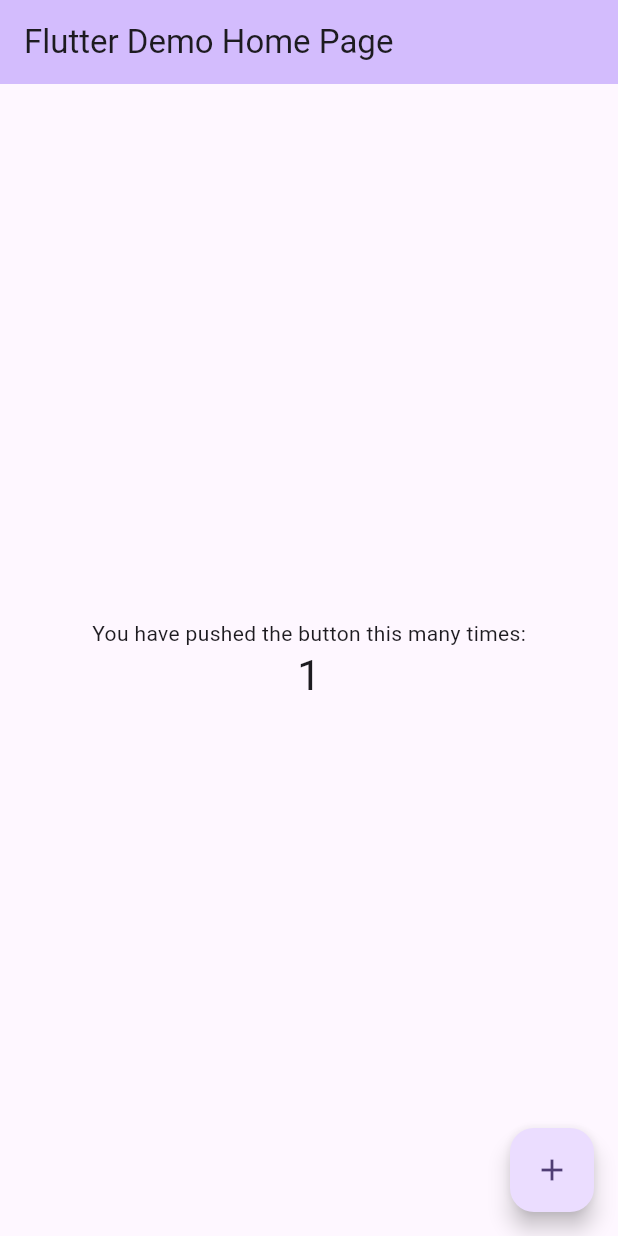
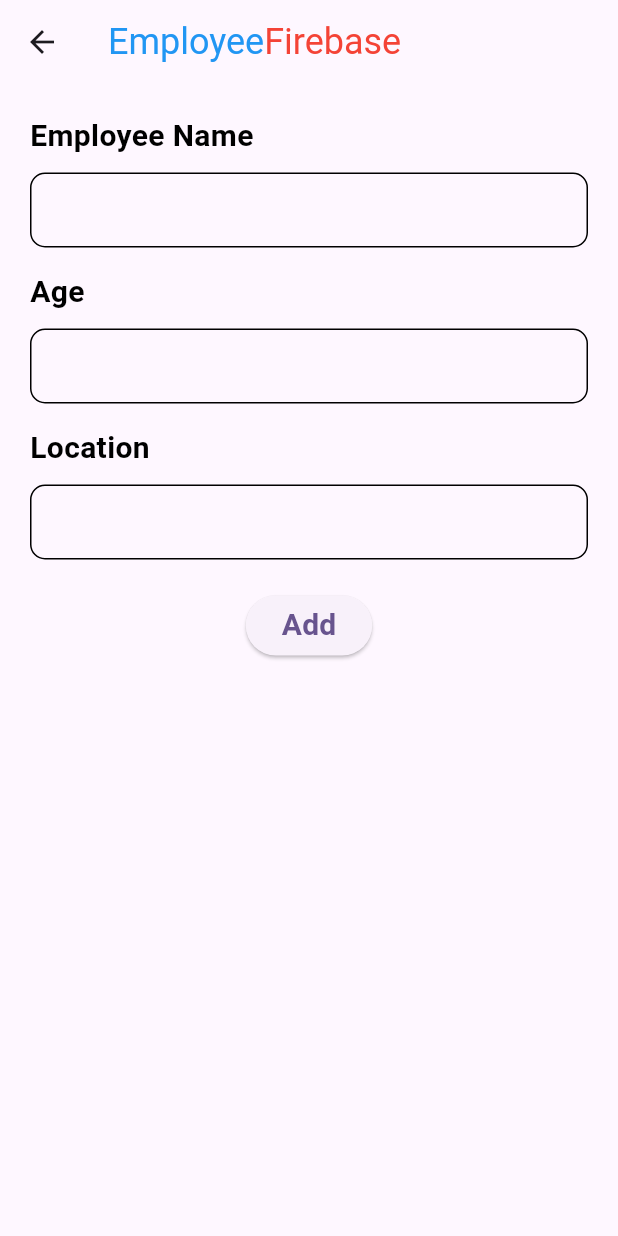
Before and after one commit to chamodlw/flutter_firebase_crud, a Flutter app: the screen it shows after launch, after a tap on the "add" icon, on a phone screen of 412 x 824 dp. Run offline on Flutter 3.47's test engine with Material 3 defaults, Android fonts, the phone set to English and light mode, and no system bars; our stand-ins replace cloud_firestore; accounts and stored records are empty.

Commit message:
develop2 first

```diff
--- a/lib/main.dart
+++ b/lib/main.dart
@@ -1,3 +1,4 @@
+import 'package:crud/pages/home.dart';
 import 'package:flutter/material.dart';
 
 void main() {
@@ -31,7 +32,7 @@ class MyApp extends StatelessWidget {
         colorScheme: ColorScheme.fromSeed(seedColor: Colors.deepPurple),
         useMaterial3: true,
       ),
-      home: const MyHomePage(title: 'Flutter Demo Home Page'),
+      home: Home()
     );
   }
 }
--- /dev/null
+++ b/lib/pages/employee.dart
@@ -0,0 +1,96 @@
+import 'package:flutter/material.dart';
+
+class Employee extends StatefulWidget {
+  const Employee({super.key});
+
+  @override
+  State<Employee> createState() => _EmployeeState();
+}
+
+class _EmployeeState extends State<Employee> {
+  @override
+  Widget build(BuildContext context) {
+    return Scaffold(
+      appBar: AppBar(
+        title: Row(
+          children: [
+            Text("Employee",
+            style: TextStyle(
+              color: Colors.blue,
+              fontSize: 24.0),
+              ),
+            Text("Firebase",
+            style: TextStyle(
+              color: Colors.red,
+              fontSize: 24.0),
+            )
+          ],
+        )
+      ),
+      body: Container(
+        margin: EdgeInsets.only(top: 20.0, left: 20.0, right: 20.0),
+        child: Column(
+          crossAxisAlignment: CrossAxisAlignment.start,
+          children: [
+            Text("Employee Name", style: TextStyle(color: Colors.black, fontSize:20.0, fontWeight: FontWeight.bold),) ,
+            SizedBox(
+              height: 10.0,
+              ),
+            Container(
+            padding: EdgeInsets.only(left: 10.0),
+              decoration: BoxDecoration(
+                border: Border.all(),borderRadius: BorderRadius.circular(10)
+              ),
+              child: TextField(
+                decoration: InputDecoration(border: InputBorder.none),
+              ),
+            ),
+            SizedBox(
+              height: 15.0,
+              ),
+            Text("Age", style: TextStyle(color: Colors.black, fontSize:20.0, fontWeight: FontWeight.bold),) ,
+            SizedBox(
+              height: 10.0,
+              ),
+            Container(
+            padding: EdgeInsets.only(left: 10.0),
+              decoration: BoxDecoration(
+                border: Border.all(),borderRadius: BorderRadius.circular(10)
+              ),
+              child: TextField(
+                decoration: InputDecoration(border: InputBorder.none),
+              ),
+            ),
+            SizedBox(
+              height: 15.0,
+              ),
+            Text("Location", style: TextStyle(color: Colors.black, fontSize:20.0, fontWeight: FontWeight.bold),) ,
+            SizedBox(
+              height: 10.0,
+              ),
+            Container(
+            padding: EdgeInsets.only(left: 10.0),
+              decoration: BoxDecoration(
+                border: Border.all(),borderRadius: BorderRadius.circular(10)
+              ),
+              child: TextField(
+                decoration: InputDecoration(border: InputBorder.none),
+              ),
+            ),
+            SizedBox(
+              height: 20.0,
+              ),
+            Center (child: ElevatedButton(onPressed: (){
+            },
+            child: Text("Add",style: TextStyle(fontSize: 20.0,fontWeight: FontWeight.bold),
+            )))
+
+          ],
+
+
+        ),
+
+      ),
+    );
+  }
+}
--- /dev/null
+++ b/lib/pages/home.dart
@@ -0,0 +1,47 @@
+import 'package:flutter/material.dart';
+import 'employee.dart';
+
+class Home extends StatefulWidget {
+  const Home({super.key});
+
+  @override
+  State<Home> createState() => _HomeState();
+}
+
+class _HomeState extends State<Home> {
+  @override
+  Widget build(BuildContext context) {
+    return Scaffold(
+      floatingActionButton: FloatingActionButton(
+        onPressed: () {
+          Navigator.push(context, MaterialPageRoute(builder: (context) => const Employee()
+          )
+          );
+        },
+        child: const Icon(Icons.add),
+      ),
+      appBar: AppBar(
+        title: Row(
+          children: [
+            Text("Flutter",
+            style: TextStyle(
+              color: Colors.blue,
+              fontSize: 24.0),
+              ),
+            Text("Firebase",
+            style: TextStyle(
+              color: Colors.red,
+              fontSize: 24.0),
+            )
+          ],
+        )
+      ),
+      body: Container(
+        child: Column(
+          children: [
+          ],
+        ),
+      )
+    );
+  }
+}
--- /dev/null
+++ b/lib/service/database.dart
@@ -0,0 +1,11 @@
+import 'package:cloud_firestore/cloud_firestore.dart';
+
+class DatabaseMethods {
+  Future addEmployeedetails(Map<String, dynamic>employeeInfoMap ,String id) async {
+    return await FirebaseFirestore.instance
+    .collection("Employee")
+    .doc(id)
+    .set(employeeInfoMap);
+
+  }
+}
```
Also changed, not shown: 2 other files.
